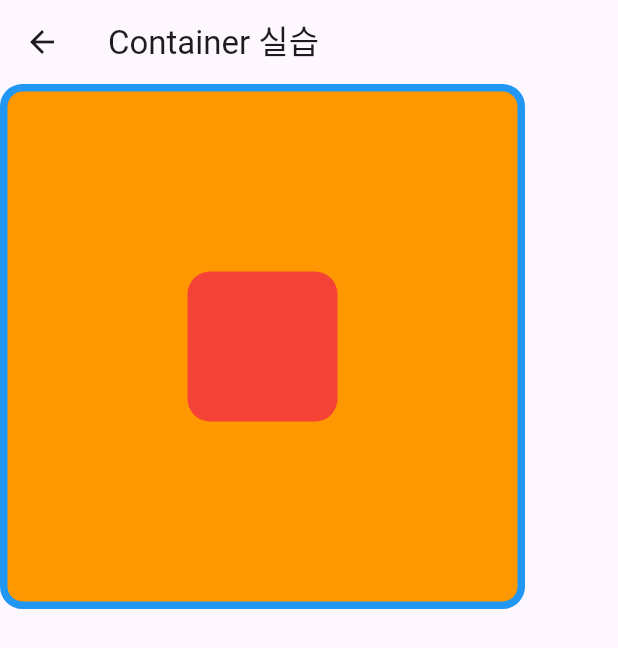
After one commit to sung-silver/flutter_online_lecture_smwu, a Flutter app: the screen it shows after launch, after a tap on "Container 실습", on a phone screen of 412 x 824 dp. The commit adds this screen. Shown: the top 648 px of the screen. Run offline on Flutter 3.47's test engine with Material 3 defaults, Android fonts, the phone set to English and light mode, and no system bars.

Commit message:
feat: 2일차 - container 실습

```diff
--- a/lib/screen/button_screen.dart
+++ b/lib/screen/button_screen.dart
@@ -1,5 +1,6 @@
 import 'package:flutter/material.dart';
 import 'package:online_lecture_smwu/screen/column_screen.dart';
+import 'package:online_lecture_smwu/screen/container_practice_screen.dart';
 import 'package:online_lecture_smwu/screen/container_screen.dart';
 import 'package:online_lecture_smwu/screen/row_screen.dart';
 
@@ -30,6 +31,19 @@ class ButtonScreen extends StatelessWidget {
             ),
             ElevatedButton(
                 onPressed: () {
+                  // 화면 이동 Navigator
+                  Navigator.push(context, MaterialPageRoute(
+                    builder: (context) {
+                      return ContainerPracticeScreen();
+                    },
+                  ));
+                },
+                child: Text("Container 실습")),
+            SizedBox(
+              height: 10,
+            ),
+            ElevatedButton(
+                onPressed: () {
                   Navigator.push(context, MaterialPageRoute(
                     builder: (context) {
                       return ColumnScreen();
--- /dev/null
+++ b/lib/screen/container_practice_screen.dart
@@ -0,0 +1,32 @@
+
+import 'package:flutter/material.dart';
+
+class ContainerPracticeScreen extends StatelessWidget {
+  const ContainerPracticeScreen({super.key});
+
+  @override
+  Widget build(BuildContext context) {
+    return Scaffold(
+      appBar: AppBar(title: Text("Container 실습"),),
+      body: Container(
+        width: 350,
+        height: 350,
+        decoration: BoxDecoration(
+          color: Colors.orange,
+          border: Border.all(width: 5, color: Colors.blue),
+          borderRadius: BorderRadius.circular(15)
+        ),
+        alignment: Alignment.center,
+        child: Container(
+          width: 100,
+          height: 100,
+          margin: EdgeInsets.all(10),
+          decoration: BoxDecoration(
+              color: Colors.red,
+              borderRadius: BorderRadius.circular(15)
+          ),
+        ),
+      ),
+    );
+  }
+}
```
